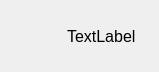
Before: the Qt Designer form playlistbutton.ui in LowbeeNorman/MP3Player, drawn with Qt 5.
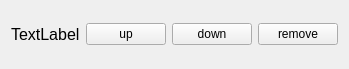
After: the same form once the commit is applied.

```diff
--- a/playlistbutton.ui
+++ b/playlistbutton.ui
@@ -6,7 +6,7 @@
    <rect>
     <x>0</x>
     <y>0</y>
-    <width>159</width>
+    <width>324</width>
     <height>69</height>
    </rect>
   </property>
@@ -14,25 +14,6 @@
    <string>Form</string>
   </property>
   <layout class="QHBoxLayout" name="horizontalLayout">
-   <item>
-    <widget class="QLabel" name="icon">
-     <property name="minimumSize">
-      <size>
-       <width>50</width>
-       <height>50</height>
-      </size>
-     </property>
-     <property name="maximumSize">
-      <size>
-       <width>50</width>
-       <height>50</height>
-      </size>
-     </property>
-     <property name="text">
-      <string/>
-     </property>
-    </widget>
-   </item>
    <item>
     <widget class="QLabel" name="playlistName">
      <property name="font">
@@ -48,6 +29,27 @@
      </property>
     </widget>
    </item>
+   <item>
+    <widget class="QPushButton" name="upButton">
+     <property name="text">
+      <string>up</string>
+     </property>
+    </widget>
+   </item>
+   <item>
+    <widget class="QPushButton" name="downButton">
+     <property name="text">
+      <string>down</string>
+     </property>
+    </widget>
+   </item>
+   <item>
+    <widget class="QPushButton" name="removeButton">
+     <property name="text">
+      <string>remove</string>
+     </property>
+    </widget>
+   </item>
   </layout>
  </widget>
  <resources/>
```
